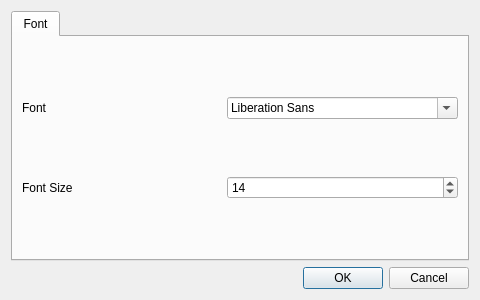
This is dialogsettings.ui in jlamk/yarge as Qt 5 draws it before an edit. The edited form follows.
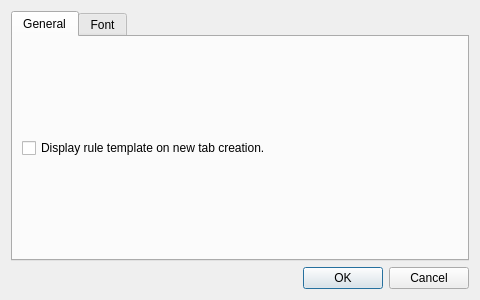
This is the edited form.

```diff
--- a/dialogsettings.ui
+++ b/dialogsettings.ui
@@ -19,6 +19,20 @@
      <property name="currentIndex">
       <number>0</number>
      </property>
+     <widget class="QWidget" name="tab_2">
+      <attribute name="title">
+       <string>General</string>
+      </attribute>
+      <layout class="QGridLayout" name="gridLayout_3">
+       <item row="0" column="0">
+        <widget class="QCheckBox" name="checkBox">
+         <property name="text">
+          <string>Display rule template on new tab creation.</string>
+         </property>
+        </widget>
+       </item>
+      </layout>
+     </widget>
      <widget class="QWidget" name="tab">
       <attribute name="title">
        <string>Font</string>
```
